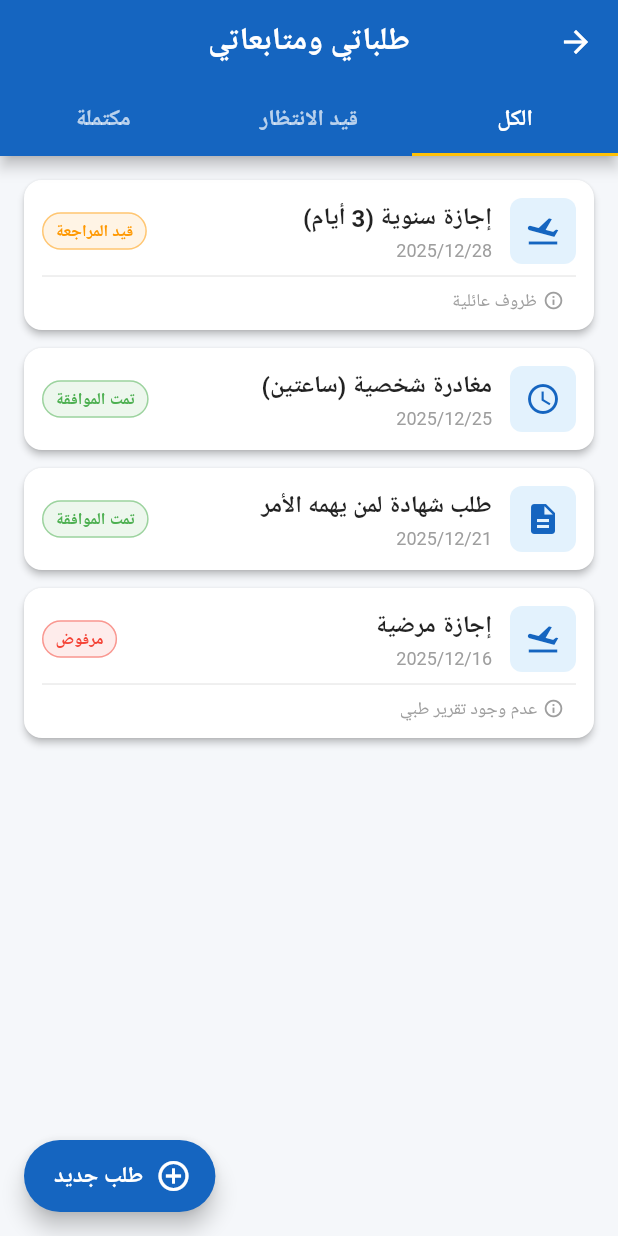
After one commit to ahmadpersonx/mokaab_screen, a Flutter app: the screen it shows after launch, after a tap on "طلباتي (Self Service)", on a phone screen of 412 x 824 dp. The commit adds this screen. Run offline on Flutter 3.47's test engine with Material 3 defaults, Android fonts, the phone set to English and light mode, and no system bars; our stand-ins replace pdf, printing; Roboto replaces fonts that are missing (Tajawal).

Commit message:
Add HR Dashboard, Refactor Lookups, and update Home Screen navigation

```diff
--- a/lib/features/home/screens/home_screen.dart
+++ b/lib/features/home/screens/home_screen.dart
@@ -1,6 +1,7 @@
 // FileName: lib/features/home/screens/home_screen.dart
 import 'package:flutter/material.dart';
 import 'package:mokaab/features/hr/presentation/screens/hr_dashboard_screen.dart'; // استيراد الشاشة الجديدة
+import 'package:mokaab/features/hr/presentation/screens/employee/employee_requests_screen.dart';
 
 class HomeScreen extends StatelessWidget {
   const HomeScreen({super.key});
@@ -51,6 +52,14 @@ class HomeScreen extends StatelessWidget {
                         // الانتقال للوحة تحكم الـ HR
                         Navigator.push(context, MaterialPageRoute(builder: (_) => const HrDashboardScreen()));
                       },
+                    ),
+// زر "طلباتي" (الجديد)
+     _buildCompactCard(
+                      context,
+                      title: "طلباتي (Self Service)",
+                      icon: Icons.assignment_ind, // <<--- التعديل هنا (assignment_ind بدلاً من assignment_user)
+                      color: Colors.blueAccent,
+                      onTap: () => Navigator.push(context, MaterialPageRoute(builder: (_) => const EmployeeRequestsScreen())),
                     ),
 
                     // --- باقي الأقسام (محاكاة) ---
--- /dev/null
+++ b/lib/features/hr/presentation/screens/employee/employee_requests_screen.dart
@@ -0,0 +1,221 @@
+// FileName: lib/features/hr/presentation/screens/employee/employee_requests_screen.dart
+import 'package:flutter/material.dart';
+import 'package:intl/intl.dart';
+import 'package:mokaab/features/hr/presentation/screens/employee/requests/request_forms.dart';
+
+// نموذج بسيط لطلب الموظف
+class MyRequest {
+  final String id;
+  final String title; // "إجازة سنوية"، "مغادرة خاصة"، "شهادة راتب"
+  final String type;  // Leave, Permission, Letter, Complaint
+  final DateTime date;
+  final String status; // Pending, Approved, Rejected
+  final String? note;
+
+  MyRequest({required this.id, required this.title, required this.type, required this.date, required this.status, this.note});
+}
+
+class EmployeeRequestsScreen extends StatefulWidget {
+  const EmployeeRequestsScreen({super.key});
+
+  @override
+  State<EmployeeRequestsScreen> createState() => _EmployeeRequestsScreenState();
+}
+
+class _EmployeeRequestsScreenState extends State<EmployeeRequestsScreen> with SingleTickerProviderStateMixin {
+  late TabController _tabController;
+
+  // بيانات وهمية لطلبات الموظف
+  final List<MyRequest> _allRequests = [
+    MyRequest(id: 'REQ-101', title: 'إجازة سنوية (3 أيام)', type: 'Leave', date: DateTime.now().add(const Duration(days: 2)), status: 'Pending', note: 'ظروف عائلية'),
+    MyRequest(id: 'REQ-102', title: 'مغادرة شخصية (ساعتين)', type: 'Permission', date: DateTime.now().subtract(const Duration(days: 1)), status: 'Approved'),
+    MyRequest(id: 'REQ-103', title: 'طلب شهادة لمن يهمه الأمر', type: 'Letter', date: DateTime.now().subtract(const Duration(days: 5)), status: 'Approved'),
+    MyRequest(id: 'REQ-104', title: 'إجازة مرضية', type: 'Leave', date: DateTime.now().subtract(const Duration(days: 10)), status: 'Rejected', note: 'عدم وجود تقرير طبي'),
+  ];
+
+  @override
+  void initState() {
+    super.initState();
+    _tabController = TabController(length: 3, vsync: this);
+  }
+
+  @override
+  Widget build(BuildContext context) {
+    return Scaffold(
+      backgroundColor: const Color(0xFFF5F7FA),
+      appBar: AppBar(
+        title: const Text("طلباتي ومتابعاتي"),
+        centerTitle: true,
+        backgroundColor: Colors.blue[800],
+        foregroundColor: Colors.white,
+        bottom: TabBar(
+          controller: _tabController,
+          labelColor: Colors.white,
+          unselectedLabelColor: Colors.white70,
+          indicatorColor: Colors.amber,
+          tabs: const [
+            Tab(text: "الكل"),
+            Tab(text: "قيد الانتظار"),
+            Tab(text: "مكتملة"),
+          ],
+        ),
+      ),
+      body: TabBarView(
+        controller: _tabController,
+        children: [
+          _buildRequestList(_allRequests), // الكل
+          _buildRequestList(_allRequests.where((r) => r.status == 'Pending').toList()), // الانتظار
+          _buildRequestList(_allRequests.where((r) => r.status != 'Pending').toList()), // المكتملة
+        ],
+      ),
+      floatingActionButton: FloatingActionButton.extended(
+        onPressed: () => _showNewRequestBottomSheet(),
+        label: const Text("طلب جديد"),
+        icon: const Icon(Icons.add_circle_outline),
+        backgroundColor: Colors.blue[800],
+      ),
+    );
+  }
+
+  Widget _buildRequestList(List<MyRequest> requests) {
+    if (requests.isEmpty) {
+      return const Center(child: Text("لا توجد طلبات في هذه القائمة", style: TextStyle(color: Colors.grey)));
+    }
+
+    return ListView.builder(
+      padding: const EdgeInsets.all(16),
+      itemCount: requests.length,
+      itemBuilder: (context, index) {
+        final req = requests[index];
+        return _buildRequestCard(req);
+      },
+    );
+  }
+
+  Widget _buildRequestCard(MyRequest req) {
+    Color statusColor;
+    IconData icon;
+    String statusText;
+
+    // تحديد الألوان والأيقونات حسب الحالة والنوع
+    switch (req.status) {
+      case 'Approved': statusColor = Colors.green; statusText = "تمت الموافقة"; break;
+      case 'Rejected': statusColor = Colors.red; statusText = "مرفوض"; break;
+      default: statusColor = Colors.orange; statusText = "قيد المراجعة";
+    }
+
+    switch (req.type) {
+      case 'Leave': icon = Icons.flight_takeoff; break;
+      case 'Permission': icon = Icons.access_time; break;
+      case 'Letter': icon = Icons.description; break;
+      default: icon = Icons.assignment;
+    }
+
+    return Card(
+      elevation: 2,
+      margin: const EdgeInsets.only(bottom: 12),
+      shape: RoundedRectangleBorder(borderRadius: BorderRadius.circular(12)),
+      child: Padding(
+        padding: const EdgeInsets.all(12),
+        child: Column(
+          children: [
+            Row(
+              children: [
+                Container(
+                  padding: const EdgeInsets.all(10),
+                  decoration: BoxDecoration(
+                    color: Colors.blue[50],
+                    borderRadius: BorderRadius.circular(8),
+                  ),
+                  child: Icon(icon, color: Colors.blue[800]),
+                ),
+                const SizedBox(width: 12),
+                Expanded(
+                  child: Column(
+                    crossAxisAlignment: CrossAxisAlignment.start,
+                    children: [
+                      Text(req.title, style: const TextStyle(fontWeight: FontWeight.bold, fontSize: 16)),
+                      const SizedBox(height: 4),
+                      Text(DateFormat('yyyy/MM/dd').format(req.date), style: const TextStyle(color: Colors.grey, fontSize: 12)),
+                    ],
+                  ),
+                ),
+                Container(
+                  padding: const EdgeInsets.symmetric(horizontal: 8, vertical: 4),
+                  decoration: BoxDecoration(
+                    color: statusColor.withOpacity(0.1),
+                    borderRadius: BorderRadius.circular(20),
+                    border: Border.all(color: statusColor.withOpacity(0.5)),
+                  ),
+                  child: Text(statusText, style: TextStyle(color: statusColor, fontSize: 11, fontWeight: FontWeight.bold)),
+                ),
+              ],
+            ),
+            if (req.note != null) ...[
+              const Divider(),
+              Padding(
+                padding: const EdgeInsets.symmetric(horizontal: 8),
+                child: Row(
+                  children: [
+                    const Icon(Icons.info_outline, size: 14, color: Colors.grey),
+                    const SizedBox(width: 4),
+                    Text(req.note!, style: const TextStyle(color: Colors.grey, fontSize: 12)),
+                  ],
+                ),
+              )
+            ]
+          ],
+        ),
+      ),
+    );
+  }
+
+  // --- نافذة إنشاء طلب جديد ---
+  void _showNewRequestBottomSheet() {
+    showModalBottomSheet(
+      context: context,
+      shape: const RoundedRectangleBorder(borderRadius: BorderRadius.vertical(top: Radius.circular(20))),
+      builder: (ctx) => Container(
+        padding: const EdgeInsets.all(24),
+        child: Column(
+          mainAxisSize: MainAxisSize.min,
+          crossAxisAlignment: CrossAxisAlignment.start,
+          children: [
+            const Text("نوع الطلب الجديد", style: TextStyle(fontSize: 18, fontWeight: FontWeight.bold)),
+            const SizedBox(height: 20),
+
+            _buildActionTile(Icons.date_range, "طلب إجازة", Colors.purple, () {
+              Navigator.pop(context);
+              Navigator.push(context, MaterialPageRoute(builder: (_) => const LeaveRequestScreen())); // ربط
+            }),
+
+            _buildActionTile(Icons.access_time_filled, "طلب مغادرة ساعات", Colors.orange, () {
+              Navigator.pop(context);
+              Navigator.push(context, MaterialPageRoute(builder: (_) => const HourlyPermissionScreen())); // ربط
+            }),
+
+            _buildActionTile(Icons.description, "طلب وثيقة / شهادة", Colors.blue, () {
+              Navigator.pop(context);
+              Navigator.push(context, MaterialPageRoute(builder: (_) => const DocumentRequestScreen())); // ربط
+            }),
+
+            _buildActionTile(Icons.report_problem, "شكوى أو مذكرة", Colors.red, () {
+              Navigator.pop(context);
+              Navigator.push(context, MaterialPageRoute(builder: (_) => const InternalMemoScreen())); // ربط
+            }),
+
+          ],
+        ),
+      ),
+    );
+  }
+
+  Widget _buildActionTile(IconData icon, String label, Color color, VoidCallback onTap) {
+    return ListTile(
+      leading: CircleAvatar(backgroundColor: color.withOpacity(0.1), child: Icon(icon, color: color)),
+      title: Text(label),
+      trailing: const Icon(Icons.arrow_forward_ios, size: 14, color: Colors.grey),
+      onTap: onTap,
+    );
+  }
+}
```
Also changed, not shown: lib/features/hr/presentation/screens/employee/requests/request_forms.dart (added, +417 -0 lines), lib/features/hr/presentation/screens/hr_dashboard_screen.dart (+18 -13 lines).
